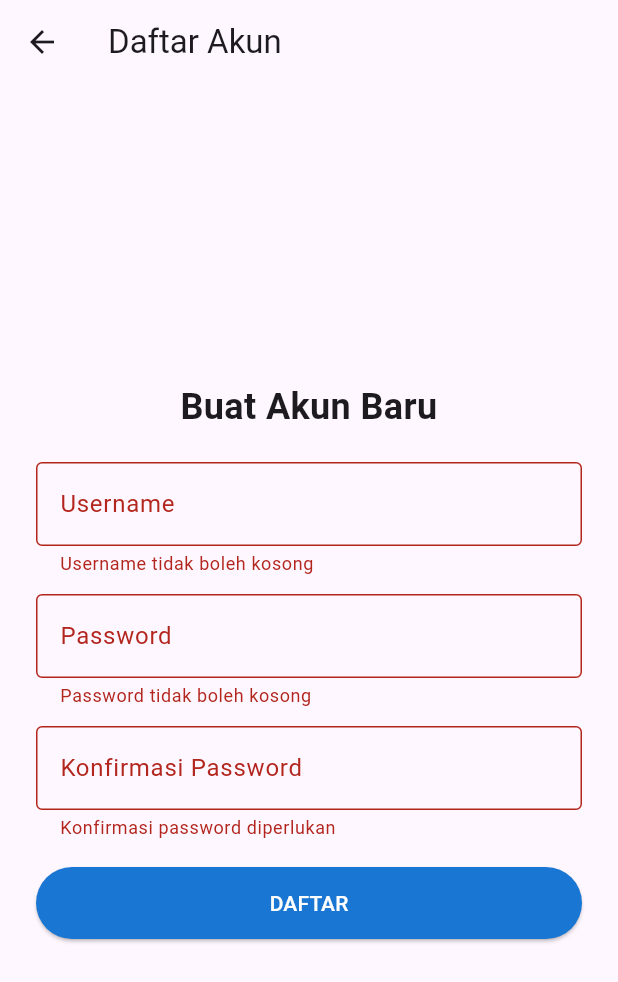
After one commit to Pendosa4277/app_reporting_teknisi, a Flutter app: the RegisterScreen screen opened directly, after a tap on "DAFTAR", on a phone screen of 412 x 824 dp. The commit adds this screen. Shown: the top 982 px of the screen. Run offline on Flutter 3.47's test engine with Material 3 defaults, Android fonts, the phone set to English and light mode, and no system bars.

Commit message:
Tambahkan layar registrasi dan tautan dari layar login

```diff
--- a/lib/screens/login_screen.dart
+++ b/lib/screens/login_screen.dart
@@ -1,6 +1,8 @@
 // File: lib/screens/login_screen.dart
 
 import 'package:flutter/material.dart';
+// Import layar pendaftaran (akan dibuat jika belum ada)
+import 'package:app_reporting_teknisi/screens/register_screen.dart';
 
 // Definisi enum untuk peran (Role) pengguna
 enum UserRole { technician, supervisor }
@@ -165,6 +167,25 @@ class _LoginScreenState extends State<LoginScreen> {
                     style: TextStyle(fontSize: 18, color: Colors.white),
                   ),
                 ),
+                const SizedBox(height: 10),
+                // Bar untuk pendaftaran jika belum punya akun
+                Row(
+                  mainAxisAlignment: MainAxisAlignment.center,
+                  children: [
+                    const Text('Belum punya akun? '),
+                    TextButton(
+                      onPressed: () {
+                        Navigator.push(
+                          context,
+                          MaterialPageRoute(
+                            builder: (context) => const RegisterScreen(),
+                          ),
+                        );
+                      },
+                      child: const Text('Daftar'),
+                    ),
+                  ],
+                ),
                 const SizedBox(height: 20),
                 if (_errorMessage != null)
                   Text(
--- /dev/null
+++ b/lib/screens/register_screen.dart
@@ -0,0 +1,117 @@
+import 'package:flutter/material.dart';
+
+class RegisterScreen extends StatefulWidget {
+  const RegisterScreen({super.key});
+
+  @override
+  State<RegisterScreen> createState() => _RegisterScreenState();
+}
+
+class _RegisterScreenState extends State<RegisterScreen> {
+  final _formKey = GlobalKey<FormState>();
+  final TextEditingController _usernameController = TextEditingController();
+  final TextEditingController _passwordController = TextEditingController();
+  final TextEditingController _confirmController = TextEditingController();
+
+  void _register() {
+    if (_formKey.currentState!.validate()) {
+      // Simulasi pendaftaran -- di sini Anda bisa memanggil API
+      ScaffoldMessenger.of(context).showSnackBar(
+        const SnackBar(content: Text('Akun berhasil dibuat (simulasi)')),
+      );
+      // Kembali ke layar login setelah sedikit delay agar SnackBar terlihat
+      Future.delayed(const Duration(milliseconds: 800), () async {
+        if (!mounted) return;
+        Navigator.pop(context);
+      });
+    }
+  }
+
+  @override
+  Widget build(BuildContext context) {
+    return Scaffold(
+      appBar: AppBar(title: const Text('Daftar Akun')),
+      body: Center(
+        child: SingleChildScrollView(
+          padding: const EdgeInsets.all(24.0),
+          child: Form(
+            key: _formKey,
+            child: Column(
+              mainAxisSize: MainAxisSize.min,
+              crossAxisAlignment: CrossAxisAlignment.stretch,
+              children: [
+                const Text(
+                  'Buat Akun Baru',
+                  textAlign: TextAlign.center,
+                  style: TextStyle(fontSize: 24, fontWeight: FontWeight.bold),
+                ),
+                const SizedBox(height: 20),
+                TextFormField(
+                  controller: _usernameController,
+                  decoration: const InputDecoration(
+                    labelText: 'Username',
+                    border: OutlineInputBorder(),
+                  ),
+                  validator: (v) {
+                    if (v == null || v.isEmpty) {
+                      return 'Username tidak boleh kosong';
+                    }
+                    return null;
+                  },
+                ),
+                const SizedBox(height: 12),
+                TextFormField(
+                  controller: _passwordController,
+                  obscureText: true,
+                  decoration: const InputDecoration(
+                    labelText: 'Password',
+                    border: OutlineInputBorder(),
+                  ),
+                  validator: (v) {
+                    if (v == null || v.isEmpty) {
+                      return 'Password tidak boleh kosong';
+                    }
+                    if (v.length < 3) {
+                      return 'Password terlalu pendek';
+                    }
+                    return null;
+                  },
+                ),
+                const SizedBox(height: 12),
+                TextFormField(
+                  controller: _confirmController,
+                  obscureText: true,
+                  decoration: const InputDecoration(
+                    labelText: 'Konfirmasi Password',
+                    border: OutlineInputBorder(),
+                  ),
+                  validator: (v) {
+                    if (v == null || v.isEmpty) {
+                      return 'Konfirmasi password diperlukan';
+                    }
+                    if (v != _passwordController.text) {
+                      return 'Password tidak cocok';
+                    }
+                    return null;
+                  },
+                ),
+                const SizedBox(height: 18),
+                ElevatedButton(
+                  onPressed: _register,
+                  style: ElevatedButton.styleFrom(
+                    backgroundColor: const Color(0xFF1976D2),
+                    padding: const EdgeInsets.symmetric(vertical: 14),
+                  ),
+                  child: const Text(
+                    'DAFTAR',
+                    style: TextStyle(color: Colors.white),
+                  ),
+                ),
+              ],
+            ),
+          ),
+        ),
+      ),
+    );
+  }
+}
```
